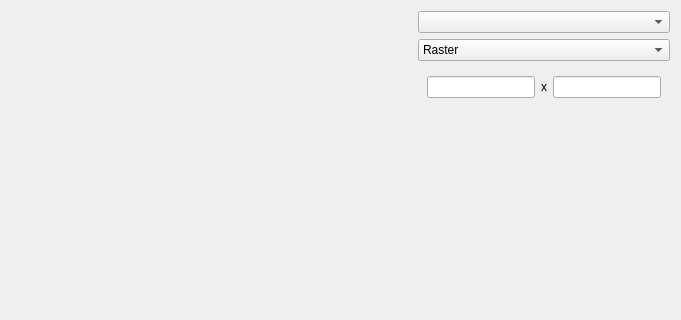
Before: the Qt Designer form src/mainwindow/exportdialog.ui in pasbi/ommpfritt, drawn with Qt 5; both pictures show x 407 to 1088 and y 0 to 320 of the 1088 by 798 pixel window.
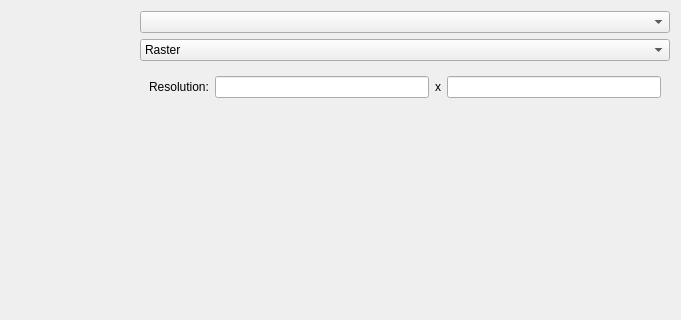
After: the same form once the commit is applied. The open tabs and pages were chosen to show the change. Custom widgets are drawn as their Qt base class.

Commit message: added scaling option to SVG export

Patch:
```diff
--- a/src/mainwindow/exportdialog.ui
+++ b/src/mainwindow/exportdialog.ui
@@ -13,7 +13,7 @@
   <property name="windowTitle">
    <string>Export</string>
   </property>
-  <layout class="QHBoxLayout" name="horizontalLayout" stretch="1,0">
+  <layout class="QHBoxLayout" name="horizontalLayout" stretch="1,1">
    <item>
     <widget class="QLabel" name="lb_preview">
      <property name="sizePolicy">
@@ -61,8 +61,18 @@
         <number>0</number>
        </property>
        <widget class="QWidget" name="page">
-        <layout class="QVBoxLayout" name="verticalLayout_2">
-         <item>
+        <layout class="QFormLayout" name="formLayout">
+         <item row="0" column="0">
+          <widget class="QLabel" name="label">
+           <property name="text">
+            <string>Resolution:</string>
+           </property>
+           <property name="buddy">
+            <cstring>ne_resolution_x</cstring>
+           </property>
+          </widget>
+         </item>
+         <item row="0" column="1">
           <layout class="QHBoxLayout" name="horizontalLayout_2">
            <item>
             <widget class="omm::IntNumericEdit" name="ne_resolution_x"/>
@@ -79,19 +89,6 @@
            </item>
           </layout>
          </item>
-         <item>
-          <spacer name="verticalSpacer">
-           <property name="orientation">
-            <enum>Qt::Vertical</enum>
-           </property>
-           <property name="sizeHint" stdset="0">
-            <size>
-             <width>20</width>
-             <height>40</height>
-            </size>
-           </property>
-          </spacer>
-         </item>
         </layout>
        </widget>
        <widget class="QWidget" name="page_2">
@@ -149,6 +146,11 @@
    <extends>QComboBox</extends>
    <header>widgets/referencelineedit.h</header>
   </customwidget>
+  <customwidget>
+   <class>omm::DoubleNumericEdit</class>
+   <extends>QLineEdit</extends>
+   <header>widgets/numericedit.h</header>
+  </customwidget>
  </customwidgets>
  <resources/>
  <connections>
```
Left out of the diff: 15 changed lines with no effect on the pictures. The commit also changes 2 other files.
